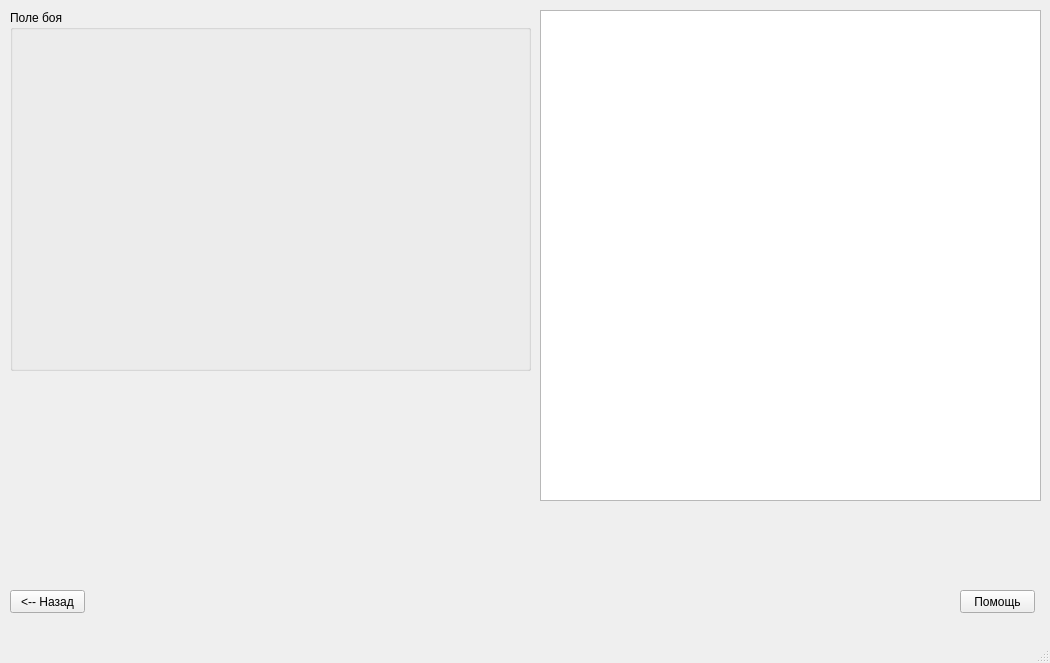
verdenkaa/WarhammerDataSupport, file ui/army.ui: the form before one commit.
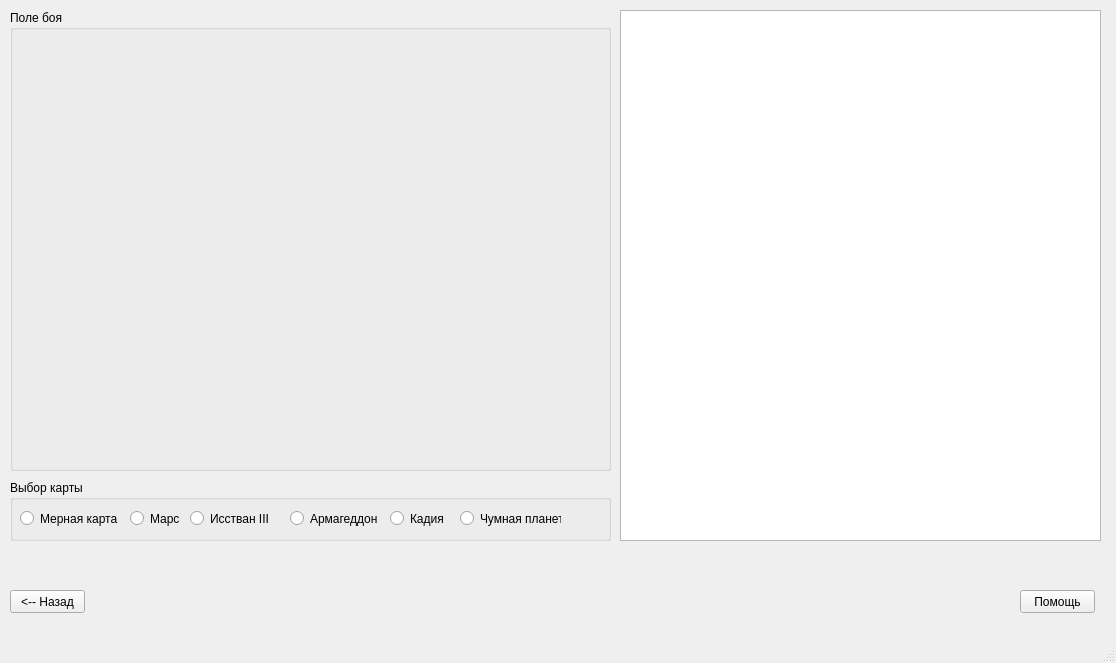
The form after the commit. Icons and pictures are not drawn.

Diff of the .ui file:
```diff
--- a/ui/army.ui
+++ b/ui/army.ui
@@ -6,7 +6,7 @@
    <rect>
     <x>0</x>
     <y>0</y>
-    <width>1050</width>
+    <width>1116</width>
     <height>663</height>
    </rect>
   </property>
@@ -17,17 +17,17 @@
    <widget class="QTableWidget" name="tables">
     <property name="geometry">
      <rect>
-      <x>540</x>
+      <x>620</x>
       <y>10</y>
-      <width>501</width>
-      <height>491</height>
+      <width>481</width>
+      <height>531</height>
      </rect>
     </property>
    </widget>
    <widget class="QPushButton" name="HelpButton">
     <property name="geometry">
      <rect>
-      <x>960</x>
+      <x>1020</x>
       <y>590</y>
       <width>75</width>
       <height>23</height>
@@ -55,8 +55,8 @@
      <rect>
       <x>10</x>
       <y>10</y>
-      <width>521</width>
-      <height>361</height>
+      <width>601</width>
+      <height>461</height>
      </rect>
     </property>
     <property name="mouseTracking">
@@ -70,15 +70,109 @@
       <rect>
        <x>0</x>
        <y>0</y>
-       <width>521</width>
-       <height>361</height>
+       <width>611</width>
+       <height>481</height>
       </rect>
      </property>
      <property name="text">
       <string/>
      </property>
      <property name="pixmap">
-      <pixmap>images/mars.jpg</pixmap>
+      <pixmap>images/duimmap.png</pixmap>
+     </property>
+    </widget>
+   </widget>
+   <widget class="QGroupBox" name="groupBox_2">
+    <property name="geometry">
+     <rect>
+      <x>10</x>
+      <y>480</y>
+      <width>601</width>
+      <height>61</height>
+     </rect>
+    </property>
+    <property name="title">
+     <string>Выбор карты</string>
+    </property>
+    <widget class="QRadioButton" name="radioButton">
+     <property name="geometry">
+      <rect>
+       <x>10</x>
+       <y>30</y>
+       <width>101</width>
+       <height>17</height>
+      </rect>
+     </property>
+     <property name="text">
+      <string>Мерная карта</string>
+     </property>
+    </widget>
+    <widget class="QRadioButton" name="radioButton_2">
+     <property name="enabled">
+      <bool>true</bool>
+     </property>
+     <property name="geometry">
+      <rect>
+       <x>120</x>
+       <y>30</y>
+       <width>61</width>
+       <height>17</height>
+      </rect>
+     </property>
+     <property name="text">
+      <string>Марс</string>
+     </property>
+    </widget>
+    <widget class="QRadioButton" name="radioButton_3">
+     <property name="geometry">
+      <rect>
+       <x>280</x>
+       <y>30</y>
+       <width>91</width>
+       <height>17</height>
+      </rect>
+     </property>
+     <property name="text">
+      <string>Армагеддон</string>
+     </property>
+    </widget>
+    <widget class="QRadioButton" name="radioButton_4">
+     <property name="geometry">
+      <rect>
+       <x>180</x>
+       <y>30</y>
+       <width>82</width>
+       <height>17</height>
+      </rect>
+     </property>
+     <property name="text">
+      <string>Исстван III</string>
+     </property>
+    </widget>
+    <widget class="QRadioButton" name="radioButton_5">
+     <property name="geometry">
+      <rect>
+       <x>380</x>
+       <y>30</y>
+       <width>61</width>
+       <height>17</height>
+      </rect>
+     </property>
+     <property name="text">
+      <string>Кадия</string>
+     </property>
+    </widget>
+    <widget class="QRadioButton" name="radioButton_6">
+     <property name="geometry">
+      <rect>
+       <x>450</x>
+       <y>30</y>
+       <width>101</width>
+       <height>17</height>
+      </rect>
+     </property>
+     <property name="text">
+      <string>Чумная планета</string>
      </property>
     </widget>
    </widget>
```
Left out of the diff: 2 changed lines with no effect on the pictures.
